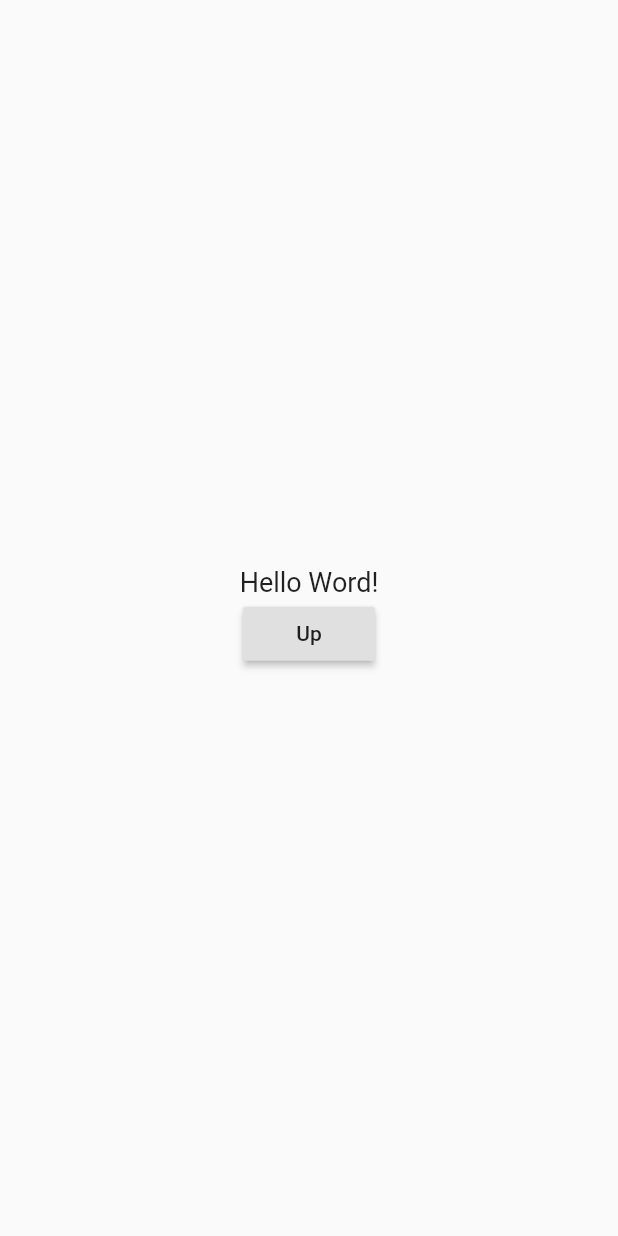
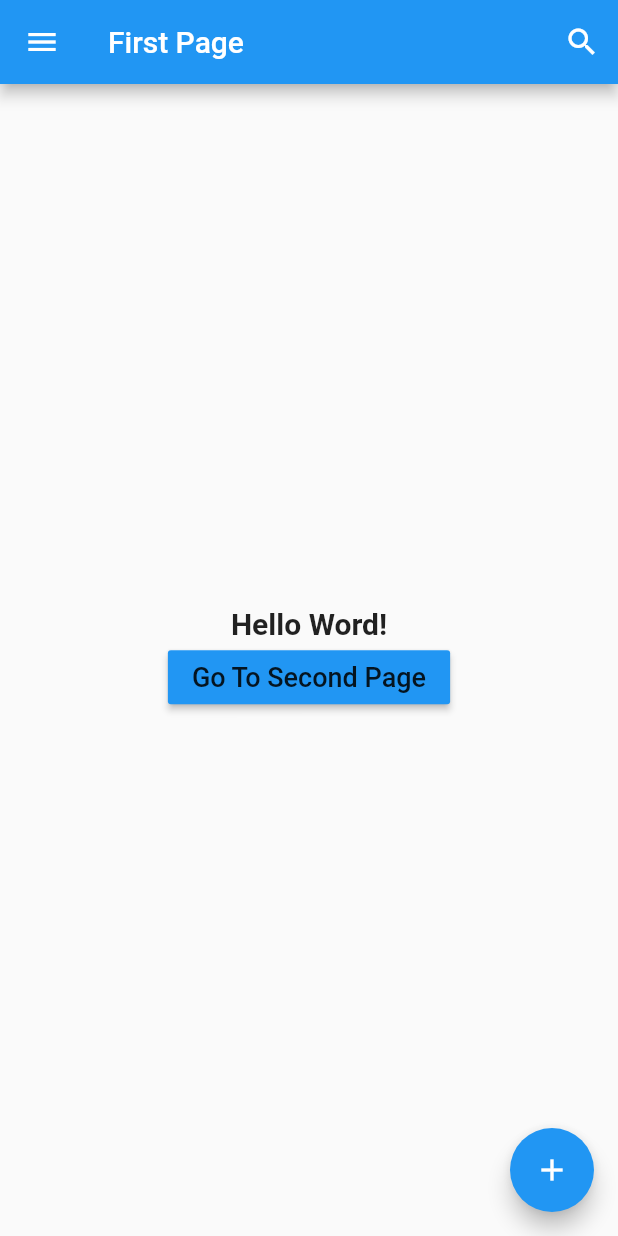
Before and after one commit to bintangarridwan/flutter_helloword, a Flutter app: the screen it shows after launch, on a phone screen of 412 x 824 dp. Run offline on Flutter 3.47's test engine with Material 2 defaults, Android fonts, the phone set to English and light mode, and no system bars.

Commit message:
Appbar, body, floating, padding/margin

```diff
--- a/lib/main.dart
+++ b/lib/main.dart
@@ -1,62 +1,75 @@
 import 'package:flutter/material.dart';
+import 'package:flutter_helloword/SecondPage.dart';
 
 void main() {
   runApp(MyApp());
 }
 
-class MyApp extends StatelessWidget {
+class MyApp extends StatefulWidget {
+  @override
+  _MyAppState createState() => _MyAppState();
+}
+
+class _MyAppState extends State<MyApp> {
   @override
   Widget build(BuildContext context) {
     return MaterialApp(
-      title: 'Flutter Hello',
-      theme: ThemeData(primarySwatch: Colors.green),
-      home: Scaffold(
-        body: Center(
-          child: stateFull(text: "Hello Word!")
-        ),
-      ),
+      title: "Flutter Demo",
+      home: FirstPages(),
+      theme: ThemeData(primarySwatch: Colors.blue),
+      debugShowCheckedModeBanner: false,
     );
   }
 }
 
-class Heading extends StatelessWidget {
-  //variable
-  final String text;
+class FirstPages extends StatefulWidget {
+  @override
+  _FirstPagesState createState() => _FirstPagesState();
+}
 
-  //constructor
-  Heading({Key key, this.text});
-
+class _FirstPagesState extends State<FirstPages> {
   @override
   Widget build(BuildContext context) {
-    return Text(text, style: TextStyle(
-      fontSize: 24,
-      fontWeight: FontWeight.bold
-    ),);
+    return Scaffold(
+      appBar: AppBar(
+        leading: IconButton(
+          icon: Icon(
+              Icons.menu,
+              color: Colors.white),
+        ),
+        title: Text("First Page"),
+        actions: <Widget>[
+          IconButton(
+              icon: Icon(Icons.search,
+                  color: Colors.white)
+          )
+        ],
+      ),
+      body: Center(
+          child: Column(
+            mainAxisAlignment: MainAxisAlignment.center,
+              children: <Widget>[
+                Text("Hello Word!",
+                    style: TextStyle(
+                        fontSize: 20,
+                        fontWeight: FontWeight.bold)
+                ),
+                RaisedButton(
+                  child: Text("Go To Second Page",
+                      style: TextStyle(fontSize: 18)
+                  ),
+                  color: Colors.blue,
+                  onPressed: () {
+                    setState(() {
+                      Navigator.push(context, MaterialPageRoute(builder: (context) => SecondPages()));
+                    });
+                  },
+                )
+              ]
+          )
+      ),
+      floatingActionButton: FloatingActionButton(
+          child: Icon(Icons.add)),
+    );
   }
 }
-
-class stateFull extends StatefulWidget {
-  final String text;
-
-  stateFull({this.text, Key key}) : super(key: key);
-
-  @override
-  _stateFullState createState() => _stateFullState();
-}
-
-class _stateFullState extends State<stateFull> {
-  double _size = 18.0;
-  @override
-  Widget build(BuildContext context) {
-    return Column(mainAxisAlignment: MainAxisAlignment.center,
-    children: <Widget>[
-        Text(widget.text, style: TextStyle(fontSize: _size)),
-      RaisedButton(child: Text("Up"),
-        onPressed: (){
-        setState(() {
-          _size = 24.0;
-        });
-        },)
-    ],);
-  }
-}
```
Also changed, not shown: lib/SecondPage.dart (added, +28 -0 lines), 1 other file.
